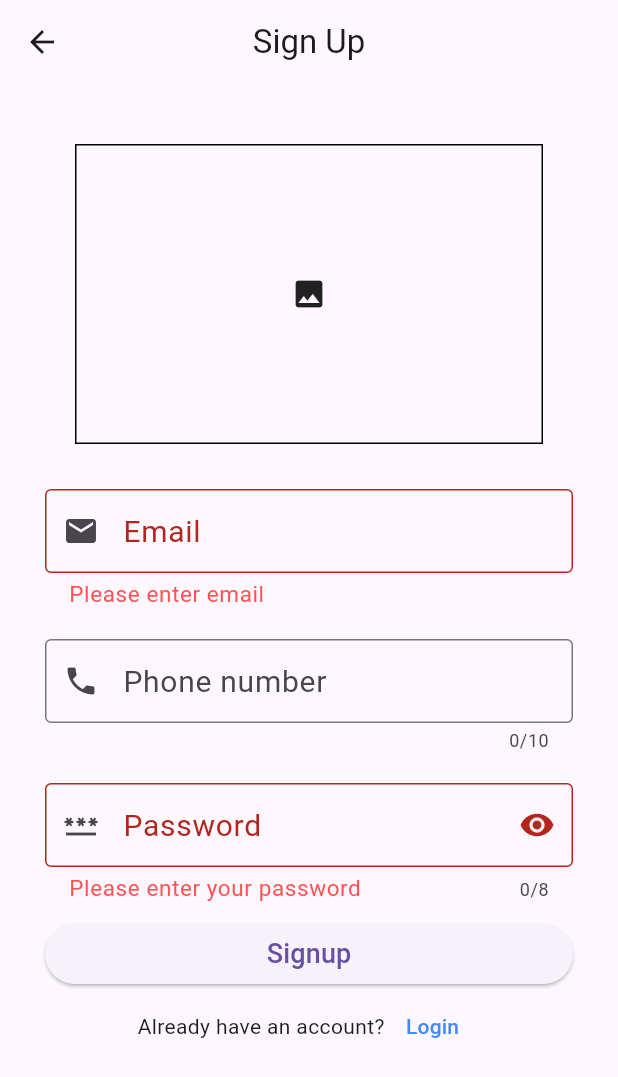
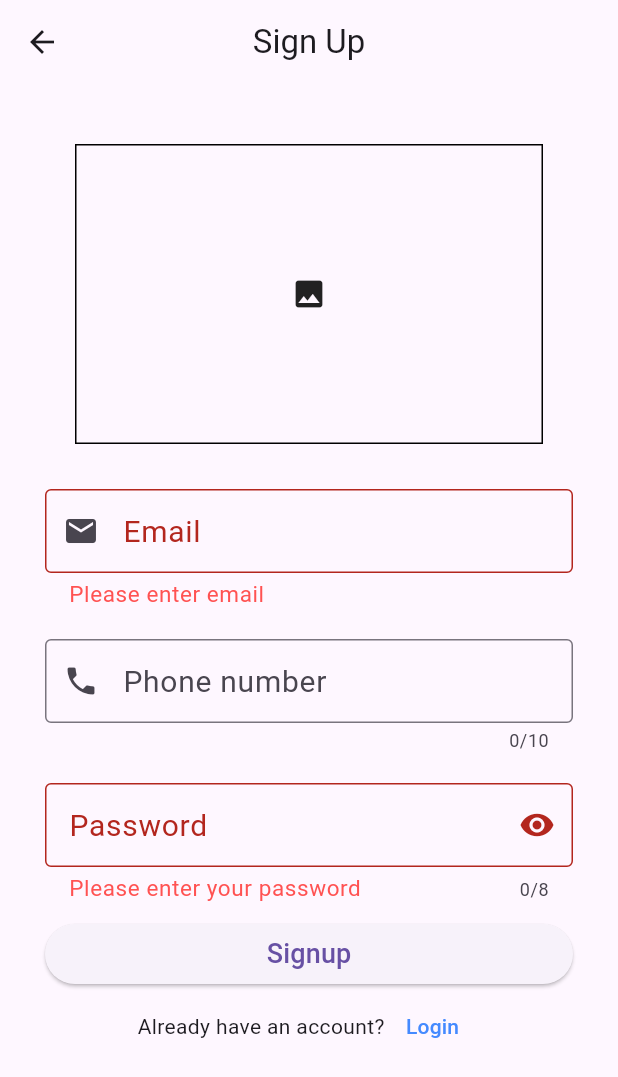
Before and after one commit to officialllrahul/Firebase-Flutter-Authentication, a Flutter app: the EmailSignUp screen opened by its route, after a tap on "Signup", on a phone screen of 412 x 824 dp. Shown: the top 1077 px of the screen. Run offline on Flutter 3.47's test engine with Material 3 defaults, Android fonts, the phone set to English and light mode, and no system bars; our stand-ins replace cloud_firestore, firebase_auth, firebase_core, firebase_storage, fluttertoast, google_sign_in and 4 more; accounts and stored records are empty; network calls fail.

Commit message:
first commit

```diff
--- a/lib/Screens/firebaseimageUploadPicker.dart
+++ b/lib/Screens/firebaseimageUploadPicker.dart
@@ -119,7 +119,7 @@ class _ImagePickerUploadState extends State<ImagePickerUpload> {
                 margin: EdgeInsets.all(15),
                 child: TextField(
                     controller: userUpdatePasswordController,
-                    decoration: InputDecoration(
+                    decoration: const InputDecoration(
                       hintText: "Password",
                     ))),
             Container(
--- a/lib/Screens/login_page.dart
+++ b/lib/Screens/login_page.dart
@@ -10,7 +10,7 @@ import 'package:sign_in_button/sign_in_button.dart';
 
 
 class EmailLogin extends StatefulWidget {
-  EmailLogin({Key? key}) : super(key: key);
+  const EmailLogin({Key? key}) : super(key: key);
 
   @override
   State<EmailLogin> createState() => _EmailLoginState();
@@ -21,7 +21,7 @@ class _EmailLoginState extends State<EmailLogin> {
   final emailController = TextEditingController();
   final passwordController = TextEditingController();
 
-  //Google Signin
+  //Google SignIn
   Future<UserCredential?> signInWithGoogle() async {
     try {
       final GoogleSignInAccount? googleUser = await GoogleSignIn().signIn();
@@ -41,7 +41,7 @@ class _EmailLoginState extends State<EmailLogin> {
         MaterialPageRoute(builder: (context) => const Dashboard()),
       );
       Fluttertoast.showToast(
-          msg: "Google signin successfully",
+          msg: "Google SignIn successfully",
           toastLength: Toast.LENGTH_SHORT,
           gravity: ToastGravity.CENTER,
           timeInSecForIosWeb: 2,
--- a/lib/Screens/signup_page.dart
+++ b/lib/Screens/signup_page.dart
@@ -12,10 +12,11 @@ class EmailSignUp extends StatefulWidget {
   const EmailSignUp({super.key});
 
   @override
-  State<EmailSignUp> createState() => _EmailSignUpState();
+  State<EmailSignUp> createState() => EmailSignUpState();
 }
 
-class _EmailSignUpState extends State<EmailSignUp> {
+class EmailSignUpState extends State<EmailSignUp> {
+
   FirebaseAuth auth = FirebaseAuth.instance;
   final _formKey = GlobalKey<FormState>();
   final emailController = TextEditingController();
@@ -26,7 +27,6 @@ class _EmailSignUpState extends State<EmailSignUp> {
 
   final CollectionReference _items =
       FirebaseFirestore.instance.collection('UsersData');
-
   var taskSnapshot;
 
   File? _image;
@@ -91,6 +91,7 @@ class _EmailSignUpState extends State<EmailSignUp> {
       print('Error uploading image: $e');
     }
   }
+  bool _obscureText = true;
 
   @override
   Widget build(BuildContext context) {
@@ -169,35 +170,37 @@ class _EmailSignUpState extends State<EmailSignUp> {
                   margin: const EdgeInsets.symmetric(vertical: 10),
                   child: TextFormField(
                     autofocus: false,
-                    obscureText: true,
+                    obscureText: _obscureText,
                     maxLength: 8,
-                    decoration: const InputDecoration(
-                        prefixIcon: Icon(Icons.password),
-                        suffixIcon: Icon(Icons.visibility),
+                    decoration: InputDecoration(
+                        suffixIcon: IconButton(
+                          icon: Icon(
+                            _obscureText ? Icons.visibility : Icons.visibility_off,
+                          ),
+                          onPressed: () {
+                            setState(() {
+                              _obscureText = !_obscureText;
+                            });
+                          },
+                        ),
                         labelText: "Password",
-                        labelStyle: TextStyle(fontSize: 20),
-                        border: OutlineInputBorder(),
+                        labelStyle: const TextStyle(fontSize: 20),
+                        border: const OutlineInputBorder(),
                         errorStyle:
-                            TextStyle(color: Colors.redAccent, fontSize: 15)),
+                            const TextStyle(color: Colors.redAccent, fontSize: 15)),
                     controller: passwordController,
                     validator: (value) {
-                      RegExp regexSmall = RegExp(r'^(?=.*?[a-z])');
-                      RegExp regexCapital = RegExp(r'^(?=.*?[A-Z])');
-                      RegExp regexNumber = RegExp(r'^(?=.*?[0-9])');
-                      RegExp regexSpecial =
-                          RegExp(r'^(?=.*?[!@#$%^&*(),.?":{}|<>])');
-                      RegExp regexDigit = RegExp(r'^.{8}$');
                       if (value == null || value.isEmpty) {
                         return "Please enter your password";
-                      } else if (!regexSmall.hasMatch(value)) {
+                      } else if (!RegExp(r'^(?=.*?[a-z])').hasMatch(value)) {
                         return 'Text must contain at least one lowercase letter !';
-                      } else if (!regexCapital.hasMatch(value)) {
+                      } else if (!RegExp(r'^(?=.*?[A-Z])').hasMatch(value)) {
                         return 'Text must contain at least one capital letter !';
-                      } else if (!regexNumber.hasMatch(value)) {
+                      } else if (!RegExp(r'^(?=.*?[0-9])').hasMatch(value)) {
                         return 'Text must contain at least one number!';
-                      } else if (!regexSpecial.hasMatch(value)) {
+                      } else if (!RegExp(r'^(?=.*?[!@#$%^&*(),.?":{}|<>])').hasMatch(value)) {
                         return 'Text must contain at least one special character!';
-                      } else if (!regexDigit.hasMatch(value)) {
+                      } else if (!RegExp(r'^.{8}$').hasMatch(value)) {
                         return 'password must contain 8 digits!';
                       }
                       return null;
--- a/pubspec.yaml
+++ b/pubspec.yaml
@@ -47,6 +47,7 @@ dependencies:
   fluttertoast: ^8.2.4
   http: ^1.1.0
   video_player: ^2.8.1
+
 
 dev_dependencies:
   flutter_test:
```
Also changed, not shown: lib/Screens/navigate.dart (+3 -4 lines), lib/Screens/newpage.dart (added, +90 -0 lines), lib/main.dart (+5 -5 lines), 2 other files.
